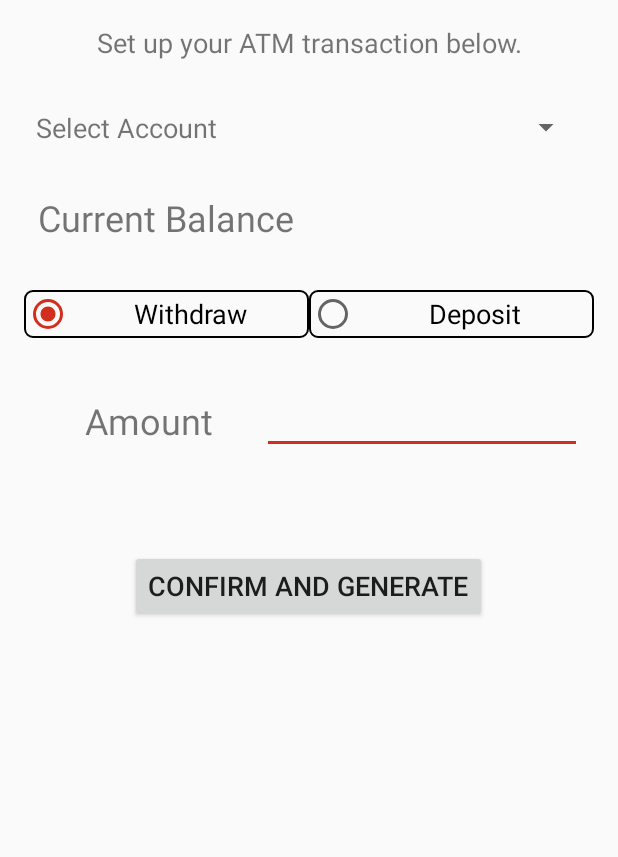
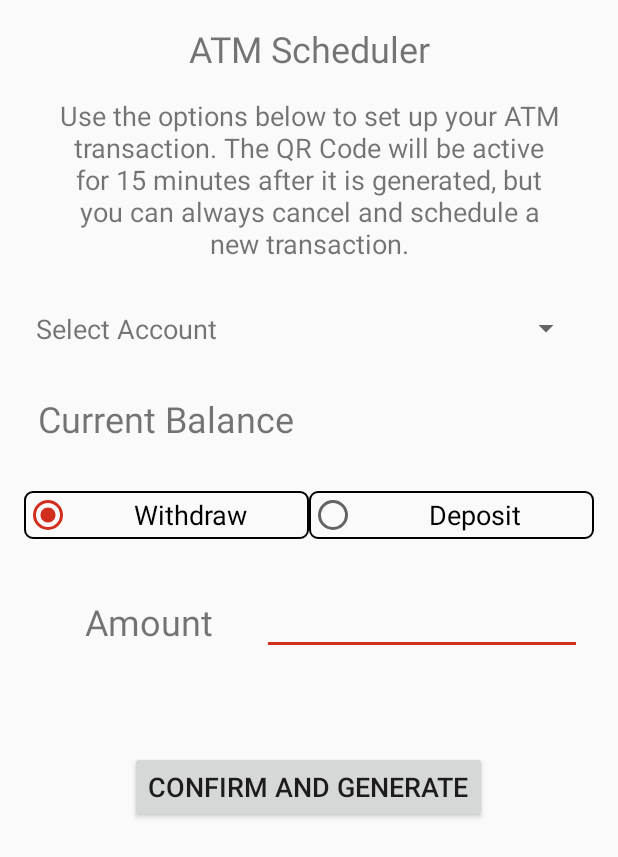
Before and after one commit to dpakalarry/lowercase1, an Android app: the layout atm_scheduler.xml on its own in the app's theme, with its tools: preview values and no code run, on a phone screen of 412 x 824 dp. Shown: the top 857 px of the screen. Run offline under Robolectric (Android 15) with nearby library versions, the phone set to English and light mode, and no system bars.

Commit message:
Bug finding

```diff
--- a/android/app/src/main/java/com/summit/summitproject/QRCodeActivity.java
+++ b/android/app/src/main/java/com/summit/summitproject/QRCodeActivity.java
@@ -220,4 +220,9 @@ public class QRCodeActivity extends AppCompatActivity {
             public void onCancelled(@NonNull DatabaseError databaseError) { }
         });
     }
+
+    @Override
+    public void onBackPressed() {
+
+    }
 }
--- a/android/app/src/main/res/layout/atm_scheduler.xml
+++ b/android/app/src/main/res/layout/atm_scheduler.xml
@@ -9,14 +9,16 @@
 
     <TextView
         android:id="@+id/textView"
-        android:layout_width="wrap_content"
+        android:layout_width="0dp"
         android:layout_height="wrap_content"
         android:layout_marginTop="16dp"
+        android:gravity="center"
         android:text="@string/welcome_atm_schedule"
         android:textSize="18sp"
         app:layout_constraintEnd_toEndOf="parent"
         app:layout_constraintStart_toStartOf="parent"
-        app:layout_constraintTop_toTopOf="parent" />
+        app:layout_constraintTop_toBottomOf="@+id/textView6"
+        app:layout_constraintWidth_percent="0.85" />
 
     <RadioGroup
         android:id="@+id/depositOrWithdraw"
@@ -131,4 +133,15 @@
         app:layout_constraintTop_toTopOf="@+id/textView4"
         app:layout_constraintWidth_percent="0.4" />
 
+    <TextView
+        android:id="@+id/textView6"
+        android:layout_width="wrap_content"
+        android:layout_height="wrap_content"
+        android:layout_marginTop="16dp"
+        android:text="ATM Scheduler"
+        android:textSize="24sp"
+        app:layout_constraintEnd_toEndOf="parent"
+        app:layout_constraintStart_toStartOf="parent"
+        app:layout_constraintTop_toTopOf="parent" />
+
 </androidx.constraintlayout.widget.ConstraintLayout>
--- a/android/app/src/main/res/values/strings.xml
+++ b/android/app/src/main/res/values/strings.xml
@@ -1,5 +1,5 @@
 <resources>
-    <string name="app_name">Fast Money</string>
+    <string name="app_name">QuikR</string>
     <string name="welcome">Welcome!</string>
     <string name="username">Username</string>
     <string name="password">Password</string>
@@ -11,7 +11,7 @@
     <string name="atm_schedule_button">Schedule ATM Visit</string>
     <string name="submit">Submit</string>
     <string name="confirm_atm_schedule">Confirm and Generate</string>
-    <string name="welcome_atm_schedule">Set up your ATM transaction below.</string>
+    <string name="welcome_atm_schedule">Use the options below to set up your ATM transaction. The QR Code will be active for 15 minutes after it is generated, but you can always cancel and schedule a new transaction.</string>
 
     <string name="deposit">Deposit</string>
     <string name="withdrawal">Withdraw</string>
```
Also changed, not shown: android/app/src/main/java/com/summit/summitproject/AtmScheduleActivity.java (+9 -2 lines).
